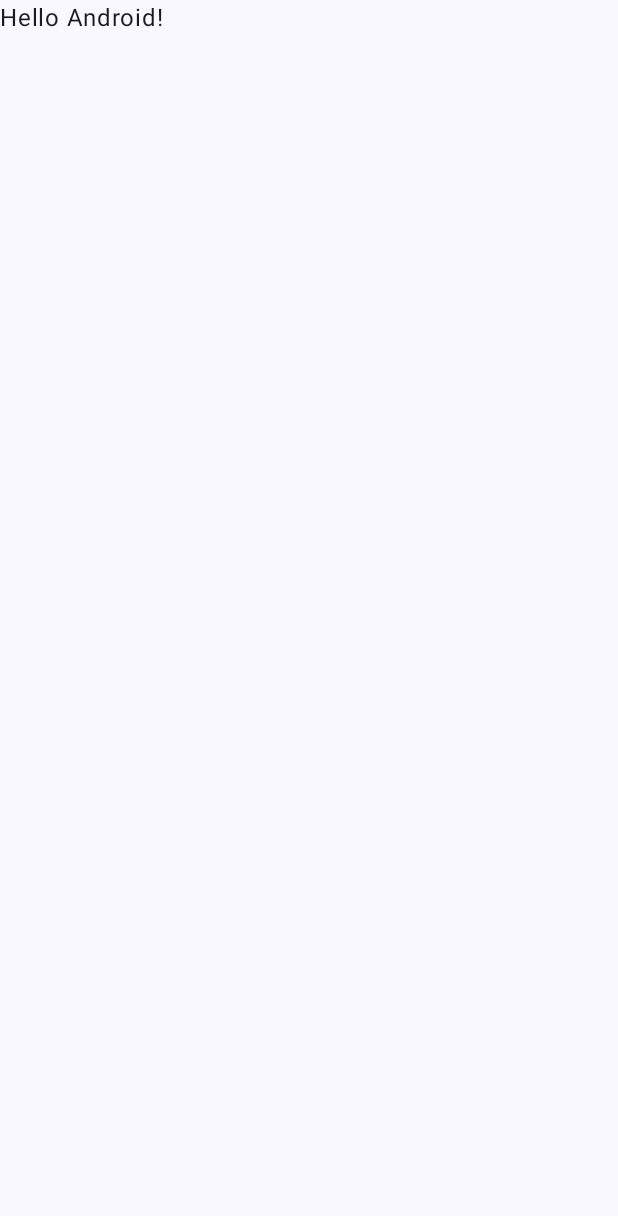
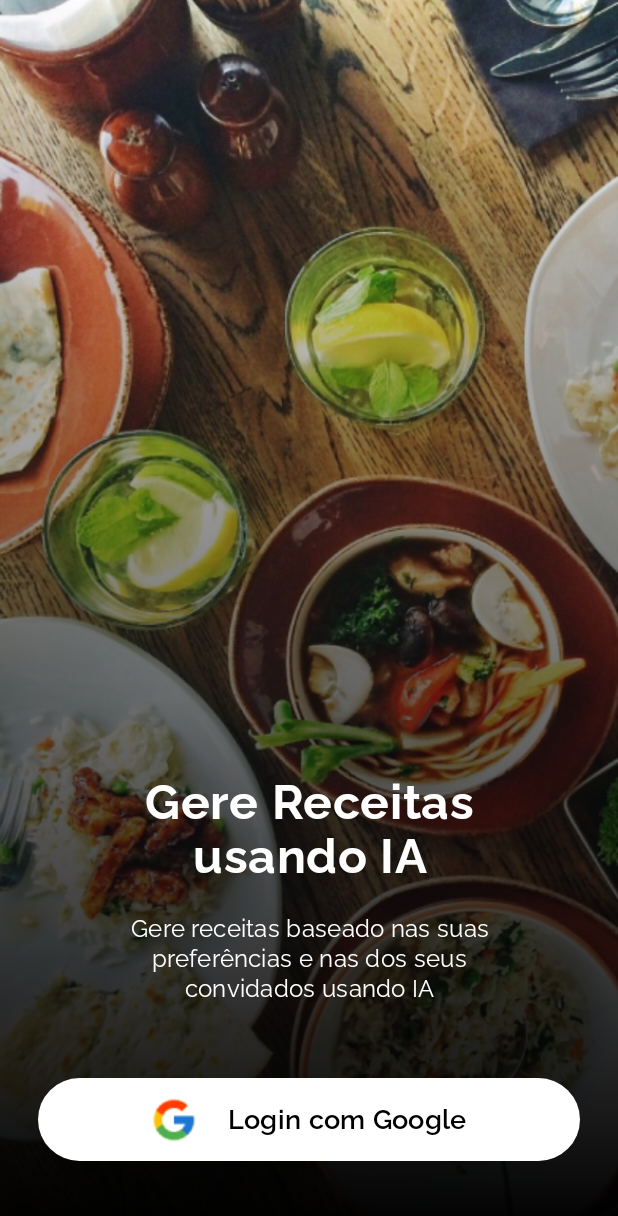
Before and after one commit to yanfalcao/ReceptIa, an Android app built with Jetpack Compose: the screen it shows after launch (MainActivity before the commit, LoginActivity after it), on a phone screen of 412 x 824 dp. Before the commit the part shown is almost empty. Shown: the top 1216 px of the screen. Run offline under Robolectric (Android 15) with nearby library versions, the phone set to English and light mode, and no system bars.

Commit message:
Create login screen using Compose

```diff
--- a/app/src/main/AndroidManifest.xml
+++ b/app/src/main/AndroidManifest.xml
@@ -13,7 +13,7 @@
         android:theme="@style/Theme.ReceptIa"
         tools:targetApi="31">
         <activity
-            android:name=".MainActivity"
+            android:name=".LoginActivity"
             android:exported="true"
             android:label="@string/app_name"
             android:theme="@style/Theme.ReceptIa">
@@ -23,6 +23,9 @@
                 <category android:name="android.intent.category.LAUNCHER" />
             </intent-filter>
         </activity>
+        <meta-data
+            android:name="preloaded_fonts"
+            android:resource="@array/preloaded_fonts" />
     </application>
 
 </manifest>
--- /dev/null
+++ b/app/src/main/java/com/example/receptia/LoginActivity.kt
@@ -0,0 +1,149 @@
+package com.example.receptia
+
+import android.os.Bundle
+import androidx.activity.ComponentActivity
+import androidx.activity.compose.setContent
+import androidx.compose.foundation.Image
+import androidx.compose.foundation.background
+import androidx.compose.foundation.layout.Arrangement
+import androidx.compose.foundation.layout.Box
+import androidx.compose.foundation.layout.BoxWithConstraints
+import androidx.compose.foundation.layout.Column
+import androidx.compose.foundation.layout.Row
+import androidx.compose.foundation.layout.Spacer
+import androidx.compose.foundation.layout.fillMaxSize
+import androidx.compose.foundation.layout.fillMaxWidth
+import androidx.compose.foundation.layout.height
+import androidx.compose.foundation.layout.padding
+import androidx.compose.foundation.layout.width
+import androidx.compose.material3.Button
+import androidx.compose.material3.ButtonDefaults
+import androidx.compose.material3.MaterialTheme
+import androidx.compose.material3.Text
+import androidx.compose.runtime.Composable
+import androidx.compose.ui.Alignment
+import androidx.compose.ui.Modifier
+import androidx.compose.ui.graphics.Brush
+import androidx.compose.ui.graphics.Color
+import androidx.compose.ui.layout.ContentScale
+import androidx.compose.ui.res.painterResource
+import androidx.compose.ui.res.stringResource
+import androidx.compose.ui.text.style.TextAlign
+import androidx.compose.ui.tooling.preview.Preview
+import androidx.compose.ui.unit.dp
+import com.example.receptia.ui.theme.ReceptIaTheme
+import com.example.receptia.ui.theme.loginBody
+import com.example.receptia.ui.theme.titleBoldLarge
+
+class LoginActivity : ComponentActivity() {
+    override fun onCreate(savedInstanceState: Bundle?) {
+        super.onCreate(savedInstanceState)
+        setContent {
+            Body()
+        }
+    }
+}
+
+@Preview(
+    showBackground = true,
+    showSystemUi = true,
+)
+@Composable
+fun Body() {
+    ReceptIaTheme {
+        Background()
+        Column(
+            modifier = Modifier.fillMaxSize(),
+            horizontalAlignment = Alignment.CenterHorizontally,
+            verticalArrangement = Arrangement.Bottom,
+        ) {
+            Title()
+            Spacer(modifier = Modifier.height(20.dp))
+            Description()
+            Spacer(modifier = Modifier.height(50.dp))
+            GoogleLoginButton()
+            Spacer(modifier = Modifier.height(50.dp))
+        }
+    }
+}
+
+@Composable
+fun Background() {
+    BoxWithConstraints(modifier = Modifier.fillMaxSize()) {
+        val gradientBrush = Brush.verticalGradient(
+            colors = listOf(Color.Transparent, Color.Black),
+            startY = 0f,
+            endY = constraints.maxHeight.toFloat(),
+        )
+
+        Image(
+            painter = painterResource(id = R.drawable.background_login),
+            contentDescription = stringResource(id = R.string.bg_login_description),
+            contentScale = ContentScale.Crop,
+            modifier = Modifier.fillMaxSize(),
+        )
+        Box(
+            modifier = Modifier
+                .fillMaxSize()
+                .background(gradientBrush),
+        )
+    }
+}
+
+@Composable
+fun Title() {
+    Text(
+        text = stringResource(id = R.string.title_login),
+        color = Color.White,
+        textAlign = TextAlign.Center,
+        style = MaterialTheme.typography.titleBoldLarge,
+        modifier = Modifier.width(300.dp),
+    )
+}
+
+@Composable
+fun Description() {
+    Text(
+        text = stringResource(id = R.string.description_login),
+        color = Color.White,
+        textAlign = TextAlign.Center,
+        style = MaterialTheme.typography.bodyLarge,
+        modifier = Modifier
+            .width(300.dp),
+    )
+}
+
+@Composable
+fun GoogleLoginButton() {
+    Button(
+        onClick = { /*TODO*/ },
+        colors = ButtonDefaults.buttonColors(containerColor = Color.White),
+        modifier = Modifier
+            .height(55.dp)
+            .fillMaxWidth()
+            .padding(start = 25.dp, end = 25.dp),
+    ) {
+        Row(
+            modifier = Modifier.fillMaxSize(),
+            horizontalArrangement = Arrangement.Center,
+        ) {
+            Image(
+                painter = painterResource(id = R.drawable.ic_google),
+                contentDescription = stringResource(id = R.string.google_icon_description),
+                modifier = Modifier
+                    .height(32.dp)
+                    .width(32.dp)
+                    .align(Alignment.CenterVertically),
+            )
+
+            Spacer(modifier = Modifier.width(20.dp))
+
+            Text(
+                text = stringResource(id = R.string.google_login),
+                color = Color.Black,
+                style = MaterialTheme.typography.loginBody,
+                modifier = Modifier.align(Alignment.CenterVertically),
+            )
+        }
+    }
+}
--- a/app/src/main/java/com/example/receptia/MainActivity.kt
+++ /dev/null
@@ -1,46 +0,0 @@
-package com.example.receptia
-
-import android.os.Bundle
-import androidx.activity.ComponentActivity
-import androidx.activity.compose.setContent
-import androidx.compose.foundation.layout.fillMaxSize
-import androidx.compose.material3.MaterialTheme
-import androidx.compose.material3.Surface
-import androidx.compose.material3.Text
-import androidx.compose.runtime.Composable
-import androidx.compose.ui.Modifier
-import androidx.compose.ui.tooling.preview.Preview
-import com.example.receptia.ui.theme.ReceptIaTheme
-
-class MainActivity : ComponentActivity() {
-    override fun onCreate(savedInstanceState: Bundle?) {
-        super.onCreate(savedInstanceState)
-        setContent {
-            ReceptIaTheme {
-                // A surface container using the 'background' color from the theme
-                Surface(
-                    modifier = Modifier.fillMaxSize(),
-                    color = MaterialTheme.colorScheme.background
-                ) {
-                    Greeting("Android")
-                }
-            }
-        }
-    }
-}
-
-@Composable
-fun Greeting(name: String, modifier: Modifier = Modifier) {
-    Text(
-        text = "Hello $name!",
-        modifier = modifier
-    )
-}
-
-@Preview(showBackground = true)
-@Composable
-fun GreetingPreview() {
-    ReceptIaTheme {
-        Greeting("Android")
-    }
-}
--- a/app/src/main/java/com/example/receptia/ui/theme/Theme.kt
+++ b/app/src/main/java/com/example/receptia/ui/theme/Theme.kt
@@ -18,13 +18,13 @@ import androidx.core.view.WindowCompat
 private val DarkColorScheme = darkColorScheme(
     primary = Purple80,
     secondary = PurpleGrey80,
-    tertiary = Pink80
+    tertiary = Pink80,
 )
 
 private val LightColorScheme = lightColorScheme(
     primary = Purple40,
     secondary = PurpleGrey40,
-    tertiary = Pink40
+    tertiary = Pink40,
 
     /* Other default colors to override
     background = Color(0xFFFFFBFE),
@@ -42,7 +42,7 @@ fun ReceptIaTheme(
     darkTheme: Boolean = isSystemInDarkTheme(),
     // Dynamic color is available on Android 12+
     dynamicColor: Boolean = true,
-    content: @Composable () -> Unit
+    content: @Composable () -> Unit,
 ) {
     val colorScheme = when {
         dynamicColor && Build.VERSION.SDK_INT >= Build.VERSION_CODES.S -> {
@@ -64,7 +64,7 @@ fun ReceptIaTheme(
 
     MaterialTheme(
         colorScheme = colorScheme,
-        typography = Typography,
-        content = content
+        typography = ReceptIaTypography,
+        content = content,
     )
 }
--- a/app/src/main/java/com/example/receptia/ui/theme/Type.kt
+++ b/app/src/main/java/com/example/receptia/ui/theme/Type.kt
@@ -1,34 +1,50 @@
 package com.example.receptia.ui.theme
 
 import androidx.compose.material3.Typography
+import androidx.compose.runtime.Composable
 import androidx.compose.ui.text.TextStyle
+import androidx.compose.ui.text.font.Font
 import androidx.compose.ui.text.font.FontFamily
 import androidx.compose.ui.text.font.FontWeight
 import androidx.compose.ui.unit.sp
+import com.example.receptia.R
 
-// Set of Material typography styles to start with
-val Typography = Typography(
+val RalewayFont = FontFamily(
+    Font(R.font.raleway, FontWeight.Normal),
+    Font(R.font.raleway_bold, FontWeight.Bold),
+    Font(R.font.raleway_semibold, FontWeight.SemiBold),
+    Font(R.font.raleway_extrabold, FontWeight.ExtraBold),
+)
+
+val Typography.titleBoldLarge: TextStyle
+    @Composable
+    get() {
+        return TextStyle(
+            fontFamily = RalewayFont,
+            fontWeight = FontWeight.Bold,
+            fontSize = 32.sp,
+            lineHeight = 36.sp,
+            letterSpacing = 0.4.sp,
+        )
+    }
+
+val Typography.loginBody: TextStyle
+    @Composable
+    get() {
+        return TextStyle(
+            fontFamily = RalewayFont,
+            fontWeight = FontWeight.SemiBold,
+            fontSize = 18.sp,
+            letterSpacing = 0.2.sp,
+        )
+    }
+
+val ReceptIaTypography = Typography(
     bodyLarge = TextStyle(
-        fontFamily = FontFamily.Default,
+        fontFamily = RalewayFont,
         fontWeight = FontWeight.Normal,
         fontSize = 16.sp,
-        lineHeight = 24.sp,
-        letterSpacing = 0.5.sp
-    )
-    /* Other default text styles to override
-    titleLarge = TextStyle(
-        fontFamily = FontFamily.Default,
-        fontWeight = FontWeight.Normal,
-        fontSize = 22.sp,
-        lineHeight = 28.sp,
-        letterSpacing = 0.sp
+        lineHeight = 20.sp,
+        letterSpacing = 0.2.sp,
     ),
-    labelSmall = TextStyle(
-        fontFamily = FontFamily.Default,
-        fontWeight = FontWeight.Medium,
-        fontSize = 11.sp,
-        lineHeight = 16.sp,
-        letterSpacing = 0.5.sp
-    )
-    */
 )
--- /dev/null
+++ b/app/src/main/res/values/preloaded_fonts.xml
@@ -0,0 +1,9 @@
+<?xml version="1.0" encoding="utf-8"?>
+<resources>
+    <array name="preloaded_fonts" translatable="false">
+        <item>@font/raleway</item>
+        <item>@font/raleway_bold</item>
+        <item>@font/raleway_extrabold</item>
+        <item>@font/raleway_semibold</item>
+    </array>
+</resources>
--- a/app/src/main/res/values/strings.xml
+++ b/app/src/main/res/values/strings.xml
@@ -1,3 +1,8 @@
 <resources>
     <string name="app_name">ReceptIa</string>
+    <string name="bg_login_description">Imagem de uma mesa com comidas diversas</string>
+    <string name="google_icon_description">Icone da empresa Google</string>
+    <string name="title_login">Gere Receitas usando IA</string>
+    <string name="description_login">Gere receitas baseado nas suas preferências e nas dos seus convidados usando IA</string>
+    <string name="google_login">Login com Google</string>
 </resources>
```
Also changed, not shown: app/src/main/res/drawable/background_login.png (added), app/src/main/res/drawable/ic_google.png (added), app/src/main/res/font/raleway.ttf (added), app/src/main/res/font/raleway_bold.ttf (added), app/src/main/res/font/raleway_extrabold.ttf (added), app/src/main/res/font/raleway_semibold.ttf (added).
